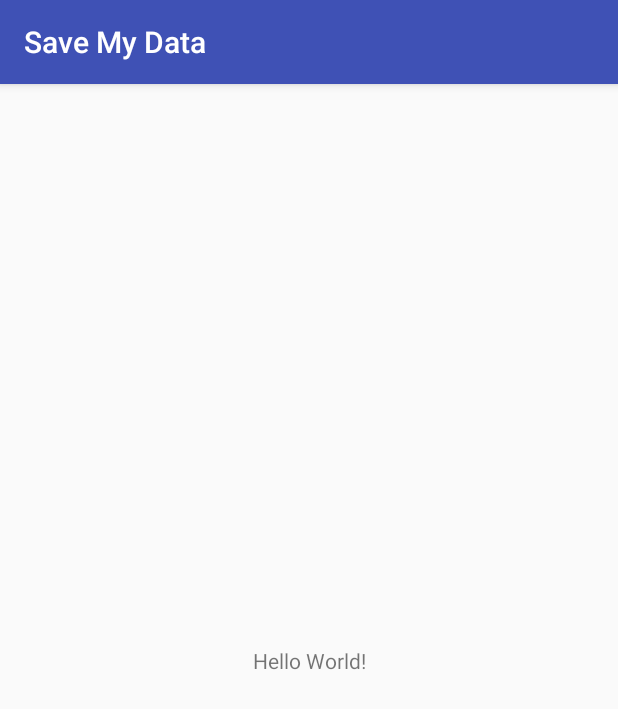
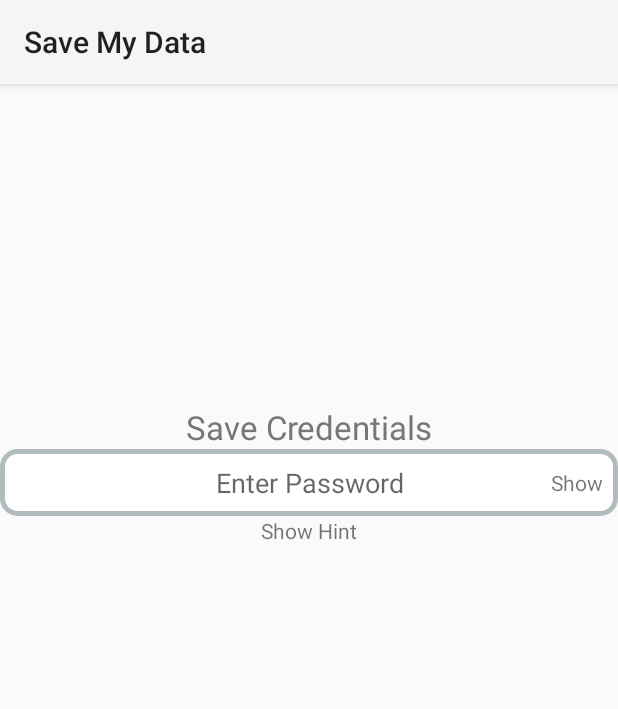
Before and after one commit to zoomi-raja/SaveMyData, an Android app: the screen it shows after launch (AuthActivity), on a phone screen of 412 x 824 dp. Shown: the top 709 px of the screen. Run offline under Robolectric (Android 15) with nearby library versions, the phone set to English and light mode, and no system bars.

Commit message:
login screen basic

```diff
--- a/app/src/main/AndroidManifest.xml
+++ b/app/src/main/AndroidManifest.xml
@@ -9,7 +9,7 @@
             android:roundIcon="@mipmap/ic_launcher_round"
             android:supportsRtl="true"
             android:theme="@style/AppTheme">
-        <activity android:name=".AuthActivity">
+        <activity android:name=".Auth.AuthActivity" android:theme="@style/generalnotitle">
             <intent-filter>
                 <action android:name="android.intent.action.MAIN"/>
 
--- a/app/src/main/java/com/example/android/savemydata/AuthActivity.java
+++ b/app/src/main/java/com/example/android/savemydata/Auth/AuthActivity.java
@@ -1,7 +1,8 @@
-package com.example.android.savemydata;
+package com.example.android.savemydata.Auth;
 
 import android.support.v7.app.AppCompatActivity;
 import android.os.Bundle;
+import com.example.android.savemydata.R;
 
 public class AuthActivity extends AppCompatActivity {
 
--- /dev/null
+++ b/app/src/main/java/com/example/android/savemydata/Auth/LoginFragment.java
@@ -0,0 +1,18 @@
+package com.example.android.savemydata.Auth;
+
+import android.os.Bundle;
+import android.support.annotation.NonNull;
+import android.support.annotation.Nullable;
+import android.support.v4.app.Fragment;
+import android.view.LayoutInflater;
+import android.view.View;
+import android.view.ViewGroup;
+import com.example.android.savemydata.R;
+
+public class LoginFragment extends Fragment {
+    @Nullable
+    @Override
+    public View onCreateView(@NonNull LayoutInflater inflater, @Nullable ViewGroup container, @Nullable Bundle savedInstanceState) {
+        return inflater.inflate(R.layout.login_fragment,container,false);
+    }
+}
--- /dev/null
+++ b/app/src/main/java/com/example/android/savemydata/Utility/SessionManager.java
@@ -0,0 +1,37 @@
+package com.example.android.savemydata.Utility;
+
+import android.content.Context;
+import android.content.SharedPreferences;
+import android.preference.PreferenceManager;
+
+public class SessionManager {
+    public static Boolean isUserLoggedIn(Context context) {
+        SharedPreferences prefs = PreferenceManager.getDefaultSharedPreferences(context);
+
+        return prefs.getBoolean("isUserLoggedIn", false);
+    }
+
+    public static void setUserLoggedIn(Context context, Boolean isLoggedIn)
+    {
+        SharedPreferences prefs = PreferenceManager.getDefaultSharedPreferences(context);
+        SharedPreferences.Editor editor = prefs.edit();
+        editor.putBoolean("isUserLoggedIn", isLoggedIn);
+        editor.commit();
+    }
+
+    public static void logout(Context context) {
+        SharedPreferences prefs = PreferenceManager.getDefaultSharedPreferences(context);
+        SharedPreferences.Editor editor = prefs.edit();
+        editor.putBoolean("isUserLoggedIn", false);
+        editor.commit();
+    }
+
+    public static void saveUsernameAndPassword(Context context, String username, String password)
+    {
+        SharedPreferences prefs = PreferenceManager.getDefaultSharedPreferences(context);
+        SharedPreferences.Editor editor = prefs.edit();
+        editor.putString("username", username);
+        editor.putString("password", password);
+        editor.commit();
+    }
+}
--- /dev/null
+++ b/app/src/main/res/drawable/layout_bg.xml
@@ -0,0 +1,7 @@
+<?xml version="1.0" encoding="utf-8"?>
+<shape xmlns:android="http://schemas.android.com/apk/res/android">
+    <solid android:color="#FFFFFF"/>
+    <stroke android:width="3dp" android:color="#B1BCBE" />
+    <corners android:radius="10dp"/>
+    <padding android:left="0dp" android:top="0dp" android:right="0dp" android:bottom="0dp" />
+</shape>
--- a/app/src/main/res/layout/activity_auth.xml
+++ b/app/src/main/res/layout/activity_auth.xml
@@ -5,15 +5,30 @@
         xmlns:app="http://schemas.android.com/apk/res-auto"
         android:layout_width="match_parent"
         android:layout_height="match_parent"
-        tools:context=".AuthActivity">
+        tools:context=".Auth.AuthActivity">
 
     <TextView
+            android:id="@+id/stat_2"
             android:layout_width="wrap_content"
             android:layout_height="wrap_content"
-            android:text="Hello World!"
+            android:gravity="center"
+            android:maxLines="1"
+            android:text="Save Credentials"
+            android:textColor="#777"
+            android:textSize="22sp"
+            app:layout_constraintTop_toTopOf="parent"
+            app:layout_constraintStart_toStartOf="parent"
+            app:layout_constraintEnd_toEndOf="parent"
             app:layout_constraintBottom_toBottomOf="parent"
-            app:layout_constraintLeft_toLeftOf="parent"
-            app:layout_constraintRight_toRightOf="parent"
-            app:layout_constraintTop_toTopOf="parent"/>
+            app:layout_constraintVertical_bias="0.29000002"/>
+    <fragment
+            android:layout_width="match_parent"
+            android:layout_height="wrap_content"
+            android:id="@+id/loginFragment"
+            app:layout_constraintTop_toBottomOf="@+id/stat_2"
+            app:layout_constraintStart_toStartOf="@id/stat_2"
+            app:layout_constraintEnd_toEndOf="@id/stat_2"
+            android:name="com.example.android.savemydata.Auth.LoginFragment">
+    </fragment>
 
 </android.support.constraint.ConstraintLayout>
--- /dev/null
+++ b/app/src/main/res/layout/login_fragment.xml
@@ -0,0 +1,45 @@
+<?xml version="1.0" encoding="utf-8"?>
+<android.support.constraint.ConstraintLayout xmlns:android="http://schemas.android.com/apk/res/android"
+                                             android:layout_width="wrap_content"
+                                             android:layout_height="wrap_content"
+                                             xmlns:app="http://schemas.android.com/apk/res-auto"
+                                             app:layout_constraintVertical_chainStyle="spread">
+
+    <RelativeLayout
+            android:orientation="horizontal"
+            android:layout_width="match_parent"
+            android:layout_height="wrap_content"
+            android:padding="10dp"
+            android:id="@+id/passField"
+            android:background="@drawable/layout_bg">
+        <EditText
+                android:layout_width="wrap_content"
+                android:layout_height="wrap_content"
+                android:hint="@string/enter_password"
+                android:layout_centerInParent="true"
+                android:background="@android:color/transparent"
+                android:maxLength="28"
+                android:gravity="center"
+                android:id="@+id/userPass"/>
+        <TextView
+                android:layout_width="wrap_content"
+                android:layout_height="wrap_content"
+                android:layout_centerInParent="true"
+                android:layout_alignParentRight="true"
+                android:id="@+id/showPass"
+                android:text="@string/show"/>
+    </RelativeLayout>
+
+    <TextView
+            android:layout_width="wrap_content"
+            android:layout_height="wrap_content"
+            app:layout_constraintTop_toBottomOf="@+id/passField"
+            app:layout_constraintStart_toStartOf="parent"
+            app:layout_constraintEnd_toEndOf="parent"
+            android:background="@android:color/transparent"
+            android:maxLength="28"
+            android:text="Show Hint"
+            android:gravity="center"
+            android:id="@+id/hintPass"/>
+
+</android.support.constraint.ConstraintLayout>
--- a/app/src/main/res/values/colors.xml
+++ b/app/src/main/res/values/colors.xml
@@ -1,6 +1,6 @@
 <?xml version="1.0" encoding="utf-8"?>
 <resources>
-    <color name="colorPrimary">#3F51B5</color>
-    <color name="colorPrimaryDark">#303F9F</color>
+    <color name="colorPrimary">#417E31</color>
+    <color name="colorPrimaryDark">#417E31</color>
     <color name="colorAccent">#FF4081</color>
 </resources>
--- a/app/src/main/res/values/strings.xml
+++ b/app/src/main/res/values/strings.xml
@@ -1,3 +1,5 @@
 <resources>
     <string name="app_name">Save My Data</string>
+    <string name="enter_password">Enter Password</string>
+    <string name="show">Show</string>
 </resources>
--- a/app/src/main/res/values/styles.xml
+++ b/app/src/main/res/values/styles.xml
@@ -7,5 +7,9 @@
         <item name="colorPrimaryDark">@color/colorPrimaryDark</item>
         <item name="colorAccent">@color/colorAccent</item>
     </style>
+    <!-- this tyle to remove title bar-->
+    <style name="generalnotitle" parent="Theme.AppCompat.Light">
+        <item name="android:windowNoTitle">true</item>
+    </style>
 
 </resources>
```
